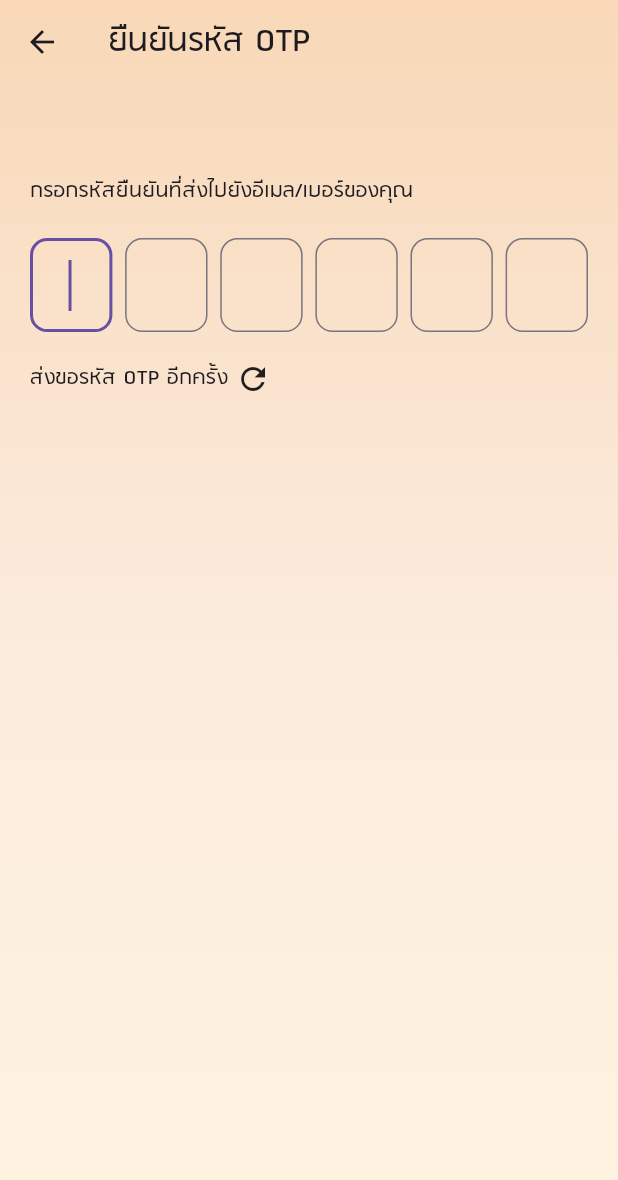
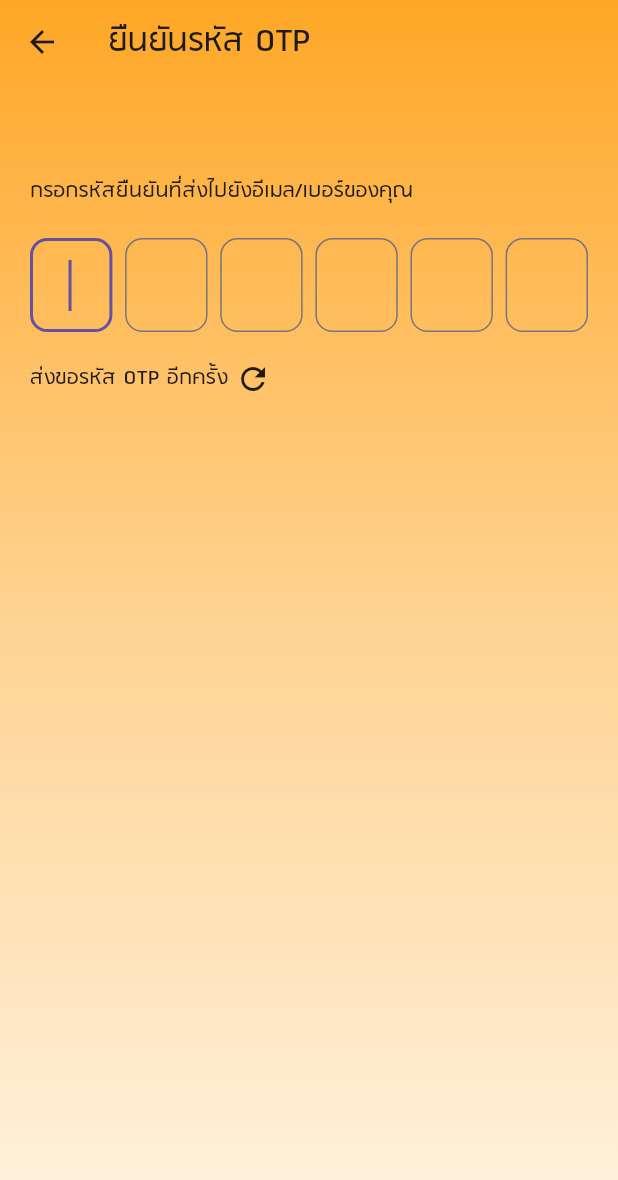
Before and after one commit to NNJio/help-helper-flutter, a Flutter app: the screen it shows after launch, after a tap on "Continue", on a phone screen of 412 x 824 dp. Shown: the top 1180 px of the screen. Run offline on Flutter 3.47's test engine with Material 3 defaults, Android fonts, the phone set to English and light mode, and no system bars; our stand-ins replace firebase_auth, firebase_core, flutter_riverpod, flutter_screenutil, google_sign_in; accounts and stored records are empty.

Commit message:
[Edits] Tranfrom user app to helper app

```diff
--- /dev/null
+++ b/devtools_options.yaml
@@ -0,0 +1,3 @@
+description: This file stores settings for Dart & Flutter DevTools.
+documentation: https://docs.flutter.dev/tools/devtools/extensions#configure-extension-enablement-states
+extensions:
--- a/lib/feature/login/view/login.dart
+++ b/lib/feature/login/view/login.dart
@@ -10,6 +10,7 @@ import 'package:help_helper/shared/componets/label.dart';
 import 'package:help_helper/shared/componets/push_page.dart';
 import 'package:help_helper/shared/componets/scaffold_customs.dart';
 import 'package:help_helper/shared/componets/social_login_button.dart';
+import 'package:help_helper/shared/componets/space.dart';
 import 'package:help_helper/shared/componets/top_snackbar.dart';
 import 'package:help_helper/shared/services/auth/google_auth.dart';
 import 'package:help_helper/shared/theme/color.dart';
@@ -21,16 +22,13 @@ class LoginPage extends ConsumerWidget {
   @override
   Widget build(BuildContext context, WidgetRef ref) {
     return ScaffoldCustoms(
-      appBar: AppBar(
-        foregroundColor: ColorConstants.textTheme,
-        backgroundColor: Colors.transparent,
-      ),
       body: Column(
         mainAxisAlignment: MainAxisAlignment.spaceAround,
         // crossAxisAlignment: CrossAxisAlignment.center,
         children: [
+          addVerticalSpace(20.h),
           Image.asset(
-            'assets/images/user_role.png',
+            'assets/images/helper_role.png',
             width: 200.w,
             height: 200.h,
             fit: BoxFit.cover,
--- a/lib/shared/componets/scaffold_customs.dart
+++ b/lib/shared/componets/scaffold_customs.dart
@@ -31,8 +31,8 @@ class ScaffoldCustoms extends ConsumerWidget {
       begin: Alignment.topCenter,
       end: Alignment.bottomCenter,
       colors: [
-        ColorConstants.userTheme,
-        Color(0xFFFBEBDD),
+        ColorConstants.helperTheme,
+        Color(0xFFFFD392),
         ColorConstants.backgroundColor,
       ],
     );
--- a/lib/shared/theme/color.dart
+++ b/lib/shared/theme/color.dart
@@ -5,6 +5,6 @@ import 'package:flutter/material.dart';
 class ColorConstants {
   static const Color backgroundColor = Color(0xFFFFF3E0);
   static const Color helperTheme = Color(0xFFFFA726);
-  static const Color userTheme = Color(0xFFF8D8B7);
+  // static const Color userTheme = Color(0xFFF8D8B7);
   static const Color textTheme = Color(0xFF3E2723);
 }
```
Also changed, not shown: lib/feature/home/view/home.dart (+4 -3 lines), lib/feature/profile/view/profile.dart (+24 -28 lines), lib/shared/componets/role_card.dart (deleted, +0 -40 lines), 3 other files.
